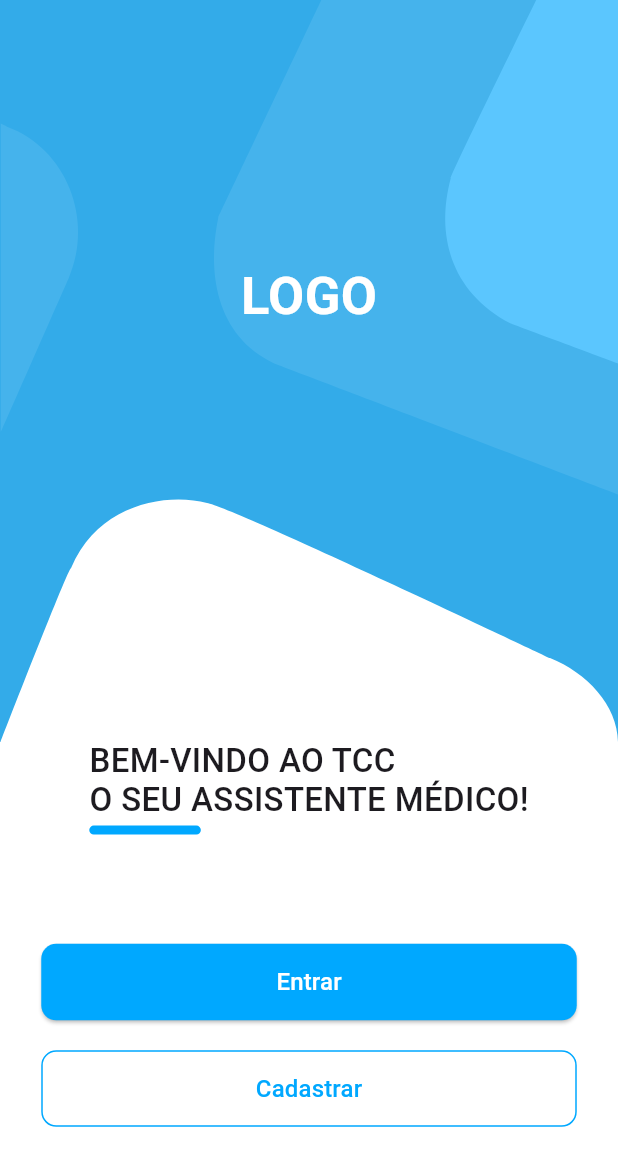
After one commit to Alan-Roza/tcc-medicine-management, a Flutter app: the screen it shows after launch, on a phone screen of 412 x 824 dp. The commit adds this screen. Shown: the top 1166 px of the screen. Run offline on Flutter 3.47's test engine with Material 3 defaults, Android fonts, the phone set to English and light mode, and no system bars; our stand-ins replace flutter_mobx, go_router, mobx; generated files the repository leaves out were written again.

Commit message:
feat: add widget to unauth layout

```diff
--- a/lib/app/modules/unauth/presentation/pages/unauth_home_page.dart
+++ b/lib/app/modules/unauth/presentation/pages/unauth_home_page.dart
@@ -1,96 +1,25 @@
 import 'package:flutter/material.dart';
-import 'package:flutter/widgets.dart';
 import 'package:go_router/go_router.dart';
-import 'package:tcc_medicine_management/app/modules/unauth/presentation/widgets/geometric_curved_bottom_sheet_widget.dart';
-import 'package:tcc_medicine_management/app/modules/unauth/presentation/widgets/geometric_one_widget.dart';
-import 'package:tcc_medicine_management/app/modules/unauth/presentation/widgets/geometric_three_widget.dart';
-import 'package:tcc_medicine_management/app/modules/unauth/presentation/widgets/geometric_two_widget.dart';
+import 'package:tcc_medicine_management/app/modules/unauth/presentation/widgets/unauth_layout_widget.dart';
 
 class UnauthHomePage extends StatelessWidget {
   const UnauthHomePage({super.key});
 
   @override
   Widget build(BuildContext context) {
-    double width = MediaQuery.of(context).size.width;
-    double height = MediaQuery.of(context).size.height;
-
     return Scaffold(
       backgroundColor: const Color(0xFF33ABE9),
-      body: Column(
-        children: [
-          Expanded(
-            flex: 3,
-            child: Stack(
-              children: [
-                Align(
-                  alignment: Alignment.bottomCenter,
-                  child: SizedBox(
-                    height:
-                        height / 5.toDouble(), // Set this to a suitable value
-                    child: Stack(
-                      children: [
-                        Positioned(
-                          top: -1,
-                          bottom: -1,
-                          left: 0,
-                          right: 0,
-                          child: Container(
-                            color: const Color(0xFF33ABE9),
-                            child: CustomPaint(
-                              size: Size(width, height / 5.toDouble()),
-                              painter: GeometricCurvedBottomSheetWidget(),
+      body: UnauthLayoutWidget(
+        logo: const Text(
+          'LOGO',
+          style: TextStyle(
+            fontSize: 35,
+            fontWeight: FontWeight.bold,
+            color: Colors.white,
           ),
         ),
-                        ),
-                      ],
-                    ),
-                  ),
-                ),
-                Center(
-                  child: Stack(
-                    children: [
-                      Positioned(
-                        top: 0,
-                        right: 0,
-                        child: CustomPaint(
-                          size: Size(width / 1.5, height / 2.5),
-                          painter: GeometricThreeWidget(),
-                        ),
-                      ),
-                      Positioned(
-                        top: 0,
-                        right: 0,
-                        child: CustomPaint(
-                          size: Size(width / 3.4, height / 3.4),
-                          painter: GeometricOneWidget(),
-                        ),
-                      ),
-                      Positioned(
-                        top: height / 10,
-                        left: 0,
-                        child: CustomPaint(
-                          size: Size(width / 8, height / 4),
-                          painter: GeometricTwoWidget(),
-                        ),
-                      ),
-                      const Center(
-                        child: Text(
-                          'Hello, World!',
-                          style: TextStyle(
-                            fontSize: 24,
-                            fontWeight: FontWeight.bold,
-                          ),
-                        ),
-                      ),
-                    ],
-                  ),
-                ),
-              ],
-            ),
-          ),
-          Expanded(
+        child: Expanded(
           flex: 2,
-            child: SizedBox(
           child: Stack(
             children: [
               Positioned(
@@ -109,8 +38,8 @@ class UnauthHomePage extends StatelessWidget {
                     mainAxisAlignment: MainAxisAlignment.center,
                     children: [
                       LayoutBuilder(
-                            builder: (BuildContext context,
-                                BoxConstraints constraints) {
+                        builder:
+                            (BuildContext context, BoxConstraints constraints) {
                           return Column(
                             crossAxisAlignment: CrossAxisAlignment.start,
                             children: [
@@ -165,8 +94,7 @@ class UnauthHomePage extends StatelessWidget {
                           child: const Text(
                             'Entrar',
                             style: TextStyle(
-                                  fontSize:
-                                      16, // Set the font size to 16 pixels
+                              fontSize: 16, // Set the font size to 16 pixels
                             ),
                           ),
                         ),
@@ -198,8 +126,7 @@ class UnauthHomePage extends StatelessWidget {
                           child: const Text(
                             'Cadastrar',
                             style: TextStyle(
-                                  fontSize:
-                                      16, // Set the font size to 16 pixels
+                              fontSize: 16, // Set the font size to 16 pixels
                             ),
                           ),
                         ),
@@ -213,8 +140,6 @@ class UnauthHomePage extends StatelessWidget {
           ),
         ),
       ),
-        ],
-      ),
     );
   }
 }
--- /dev/null
+++ b/lib/app/modules/unauth/presentation/widgets/unauth_layout_widget.dart
@@ -0,0 +1,92 @@
+import 'package:flutter/material.dart';
+import 'package:tcc_medicine_management/app/modules/unauth/presentation/widgets/geometric_curved_bottom_sheet_widget.dart';
+import 'package:tcc_medicine_management/app/modules/unauth/presentation/widgets/geometric_one_widget.dart';
+import 'package:tcc_medicine_management/app/modules/unauth/presentation/widgets/geometric_three_widget.dart';
+import 'package:tcc_medicine_management/app/modules/unauth/presentation/widgets/geometric_two_widget.dart';
+
+class UnauthLayoutWidget extends StatelessWidget {
+  final Widget child;
+  final Widget logo;
+
+  const UnauthLayoutWidget(
+      {super.key, required this.child, required this.logo});
+
+  @override
+  Widget build(BuildContext context) {
+    double width = MediaQuery.of(context).size.width;
+    double height = MediaQuery.of(context).size.height;
+
+    return Column(
+      children: [
+        Expanded(
+          flex: 3,
+          child: Stack(
+            children: [
+              Align(
+                alignment: Alignment.bottomCenter,
+                child: SizedBox(
+                  height: height / 5.toDouble(), // Set this to a suitable value
+                  child: Stack(
+                    children: [
+                      Positioned(
+                        top: -1,
+                        bottom: -1,
+                        left: 0,
+                        right: 0,
+                        child: Container(
+                          color: const Color(0xFF33ABE9),
+                          child: CustomPaint(
+                            size: Size(width, height / 5.toDouble()),
+                            painter: GeometricCurvedBottomSheetWidget(),
+                          ),
+                        ),
+                      ),
+                    ],
+                  ),
+                ),
+              ),
+              Center(
+                child: Stack(
+                  children: [
+                    Positioned(
+                      top: 0,
+                      right: 0,
+                      child: CustomPaint(
+                        size: Size(width / 1.5, height / 2.5),
+                        painter: GeometricThreeWidget(),
+                      ),
+                    ),
+                    Positioned(
+                      top: 0,
+                      right: 0,
+                      child: CustomPaint(
+                        size: Size(width / 3.4, height / 3.4),
+                        painter: GeometricOneWidget(),
+                      ),
+                    ),
+                    Positioned(
+                      top: height / 10,
+                      left: 0,
+                      child: CustomPaint(
+                        size: Size(width / 8, height / 4),
+                        painter: GeometricTwoWidget(),
+                      ),
+                    ),
+                    Transform.translate(
+                      offset: const Offset(0,
+                          -50), // Adjust the second parameter to move the widget up or down
+                      child: Center(
+                        child: logo,
+                      ),
+                    )
+                  ],
+                ),
+              ),
+            ],
+          ),
+        ),
+        child,
+      ],
+    );
+  }
+}
```
Lines whose indentation alone changed are shown as unchanged.
